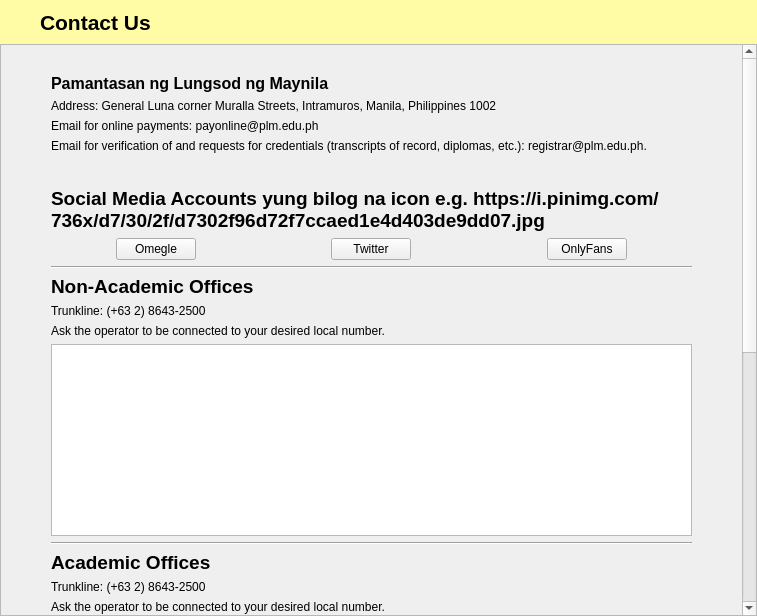
PeteCastle/SoftwareDesignCaseStudy, file informationwindowcontactus.ui: the form before one commit.
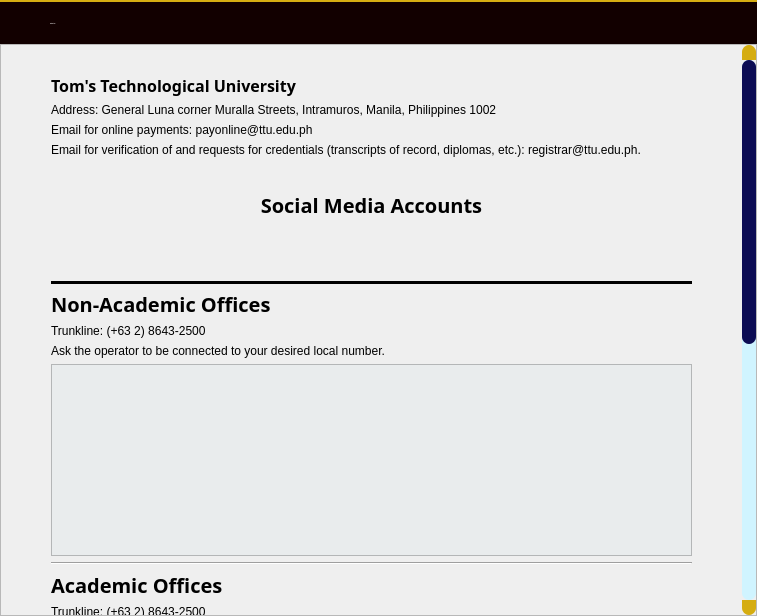
The form after the commit. Icons and pictures are not drawn.

```diff
--- a/informationwindowcontactus.ui
+++ b/informationwindowcontactus.ui
@@ -35,11 +35,18 @@
    <item>
     <widget class="QWidget" name="widget" native="true">
      <property name="styleSheet">
-      <string notr="true">background-color: rgb(255, 252, 165);</string>
+      <string notr="true">QWidget {
+	border-top:2px solid rgb(213, 173, 18);
+background-color: rgb(18, 0, 0);
+
+}</string>
      </property>
      <layout class="QHBoxLayout" name="horizontalLayout">
+      <property name="spacing">
+       <number>0</number>
+      </property>
       <property name="leftMargin">
-       <number>0</number>
+       <number>50</number>
       </property>
       <property name="topMargin">
        <number>0</number>
@@ -50,30 +57,24 @@
       <property name="bottomMargin">
        <number>0</number>
       </property>
-      <item>
-       <spacer name="horizontalSpacer">
-        <property name="orientation">
-         <enum>Qt::Horizontal</enum>
-        </property>
-        <property name="sizeType">
-         <enum>QSizePolicy::Fixed</enum>
-        </property>
-        <property name="sizeHint" stdset="0">
-         <size>
-          <width>40</width>
-          <height>20</height>
-         </size>
-        </property>
-       </spacer>
-      </item>
       <item>
        <widget class="QLabel" name="label">
         <property name="font">
          <font>
-          <pointsize>16</pointsize>
+          <family>Heebo</family>
+          <pointsize>-1</pointsize>
+          <italic>false</italic>
           <bold>true</bold>
          </font>
         </property>
+        <property name="styleSheet">
+         <string notr="true">QLabel {
+
+	color: rgb(255, 255, 255);
+font: bold 25px &quot;Heebo&quot;;
+
+}</string>
+        </property>
         <property name="text">
          <string>Contact Us</string>
         </property>
@@ -84,6 +85,65 @@
    </item>
    <item>
     <widget class="QScrollArea" name="scrollArea">
+     <property name="styleSheet">
+      <string notr="true">QScrollBar:vertical {
+border: none;
+	background-color: rgb(208, 244, 255);
+width: 14px;
+margin: 15px 0 15px 0;
+border-radius: 7px;
+}
+
+
+/* HANDLE BAR VERTICAL */
+QScrollBar::handle:vertical {
+	background-color: rgb(12, 12, 84);
+min-height: 30px;
+border-radius: 7px;
+}
+QScrollBar::handle:vertical:hover{
+background-color:rgb(28, 114, 206)
+}
+QScrollBar::handle:vertical:pressed {
+	background-color: rgb(8, 32, 59);
+}
+
+
+/* BTN TOP - SCROLLBAR */
+QScrollBar::sub-line:vertical {
+border: none;
+background-color: rgb(213, 173, 18);
+height: 15px;
+border-top-left-radius: 7px;
+border-top-right-radius: 7px;
+subcontrol-position: top;
+subcontrol-origin: margin;
+}
+QScrollBar::sub-line:vertical:hover {
+background-color: rgb(211, 213, 66);
+}
+QScrollBar::sub-line:vertical:pressed {
+	background-color: rgb(139, 111, 12);
+}
+
+
+/* BTN BOTTOM - SCROLLBAR */
+QScrollBar::add-line:vertical {
+border: none;
+background-color: rgb(213, 173, 18);
+height: 15px;
+border-bottom-left-radius: 7px;
+border-bottom-right-radius: 7px;
+subcontrol-position: bottom;
+subcontrol-origin: margin;
+}
+QScrollBar::add-line:vertical:hover {
+background-color: rgb(211, 213, 66);
+}
+QScrollBar::add-line:vertical:pressed {
+background-color: rgb(139, 111, 12);
+}</string>
+     </property>
      <property name="widgetResizable">
       <bool>true</bool>
      </property>
@@ -91,9 +151,9 @@
       <property name="geometry">
        <rect>
         <x>0</x>
-        <y>-146</y>
+        <y>-573</y>
         <width>741</width>
-        <height>1103</height>
+        <height>1143</height>
        </rect>
       </property>
       <layout class="QVBoxLayout" name="verticalLayout_2">
@@ -123,12 +183,18 @@
         <widget class="QLabel" name="label_2">
          <property name="font">
           <font>
+           <family>heebo</family>
            <pointsize>12</pointsize>
+           <italic>false</italic>
            <bold>true</bold>
           </font>
          </property>
+         <property name="styleSheet">
+          <string notr="true">Font: bold 12pt &quot;heebo&quot;;
+color: rgb(0,0,0);</string>
+         </property>
          <property name="text">
-          <string>Pamantasan ng Lungsod ng Maynila</string>
+          <string>Tom's Technological University</string>
          </property>
          <property name="alignment">
           <set>Qt::AlignLeading|Qt::AlignLeft|Qt::AlignVCenter</set>
@@ -136,79 +202,209 @@
          <property name="wordWrap">
           <bool>false</bool>
          </property>
+         <property name="textInteractionFlags">
+          <set>Qt::TextBrowserInteraction</set>
+         </property>
         </widget>
        </item>
        <item>
         <widget class="QLabel" name="label_3">
+         <property name="styleSheet">
+          <string notr="true">Font:  9pt &quot;heebo&quot;;
+color: rgb(0,0,0);</string>
+         </property>
          <property name="text">
           <string>Address: General Luna corner Muralla Streets, Intramuros, Manila, Philippines 1002</string>
          </property>
          <property name="wordWrap">
           <bool>true</bool>
          </property>
+         <property name="textInteractionFlags">
+          <set>Qt::TextBrowserInteraction</set>
+         </property>
         </widget>
        </item>
        <item>
         <widget class="QLabel" name="label_4">
+         <property name="styleSheet">
+          <string notr="true">Font:  9pt &quot;heebo&quot;;
+color: rgb(0,0,0);</string>
+         </property>
          <property name="text">
-          <string>Email for online payments: payonline@plm.edu.ph</string>
+          <string>Email for online payments: payonline@ttu.edu.ph</string>
          </property>
          <property name="wordWrap">
           <bool>true</bool>
          </property>
+         <property name="textInteractionFlags">
+          <set>Qt::TextBrowserInteraction</set>
+         </property>
         </widget>
        </item>
-       <item>
+       <item alignment="Qt::AlignTop">
         <widget class="QLabel" name="label_5">
+         <property name="styleSheet">
+          <string notr="true">Font:  9pt &quot;heebo&quot;;
+color: rgb(0,0,0);</string>
+         </property>
          <property name="text">
-          <string>Email for verification of and requests for credentials (transcripts of record, diplomas, etc.): registrar@plm.edu.ph. 
+          <string>Email for verification of and requests for credentials (transcripts of record, diplomas, etc.): registrar@ttu.edu.ph. 
 
 </string>
          </property>
          <property name="wordWrap">
           <bool>true</bool>
          </property>
+         <property name="textInteractionFlags">
+          <set>Qt::TextBrowserInteraction</set>
+         </property>
         </widget>
        </item>
        <item>
         <widget class="QLabel" name="label_8">
          <property name="font">
           <font>
-           <pointsize>14</pointsize>
+           <family>heebo</family>
+           <pointsize>15</pointsize>
+           <italic>false</italic>
            <bold>true</bold>
           </font>
          </property>
+         <property name="styleSheet">
+          <string notr="true">Font: bold 15pt &quot;heebo&quot;;
+color: rgb(0,0,0);</string>
+         </property>
          <property name="text">
-          <string>Social Media Accounts yung bilog na icon e.g. https://i.pinimg.com/736x/d7/30/2f/d7302f96d72f7ccaed1e4d403de9dd07.jpg</string>
+          <string>Social Media Accounts</string>
+         </property>
+         <property name="alignment">
+          <set>Qt::AlignCenter</set>
          </property>
          <property name="wordWrap">
           <bool>true</bool>
          </property>
+         <property name="textInteractionFlags">
+          <set>Qt::LinksAccessibleByKeyboard|Qt::LinksAccessibleByMouse|Qt::TextBrowserInteraction|Qt::TextSelectableByKeyboard|Qt::TextSelectableByMouse</set>
+         </property>
         </widget>
        </item>
        <item>
-        <layout class="QGridLayout" name="gridLayout">
+        <layout class="QGridLayout" name="gridLayout" rowstretch="0" columnstretch="0,0,0" rowminimumheight="0" columnminimumwidth="0,0,0">
          <property name="topMargin">
           <number>0</number>
          </property>
          <item row="0" column="2" alignment="Qt::AlignHCenter">
           <widget class="QPushButton" name="pushButton_3">
+           <property name="sizePolicy">
+            <sizepolicy hsizetype="Minimum" vsizetype="Minimum">
+             <horstretch>0</horstretch>
+             <verstretch>0</verstretch>
+            </sizepolicy>
+           </property>
+           <property name="minimumSize">
+            <size>
+             <width>50</width>
+             <height>50</height>
+            </size>
+           </property>
+           <property name="styleSheet">
+            <string notr="true">QPushButton{
+
+border-top:0px solid rgba(213, 173, 18,0);
+image: url(:/Icons/ProgramIcons/youtube.png);
+}
+QPushButton::hover{
+border-style: inset;
+background-color: rgba(255, 255, 255,50);
+color: rgb(213, 173, 18);
+
+}
+QPushButton::pressed{
+border: 2px solid rgb(0, 170, 0);
+}
+</string>
+           </property>
            <property name="text">
-            <string>OnlyFans</string>
+            <string/>
            </property>
           </widget>
          </item>
          <item row="0" column="1" alignment="Qt::AlignHCenter">
           <widget class="QPushButton" name="pushButton_2">
+           <property name="sizePolicy">
+            <sizepolicy hsizetype="Minimum" vsizetype="Minimum">
+             <horstretch>0</horstretch>
+             <verstretch>0</verstretch>
+            </sizepolicy>
+           </property>
+           <property name="minimumSize">
+            <size>
+             <width>50</width>
+             <height>50</height>
+            </size>
+           </property>
+           <property name="styleSheet">
+            <string notr="true">QPushButton{
+
+border-top:0px solid rgba(213, 173, 18,0);
+image: url(:/Icons/ProgramIcons/twitter.png);
+
+
+
+}
+QPushButton::hover{
+border-style: inset;
+background-color: rgba(255, 255, 255,50);
+color: rgb(213, 173, 18);
+
+}
+QPushButton::pressed{
+border: 2px solid rgb(0, 170, 0);
+}
+</string>
+           </property>
            <property name="text">
-            <string>Twitter</string>
+            <string/>
            </property>
           </widget>
          </item>
          <item row="0" column="0" alignment="Qt::AlignHCenter">
           <widget class="QPushButton" name="pushButton">
+           <property name="sizePolicy">
+            <sizepolicy hsizetype="Minimum" vsizetype="Minimum">
+             <horstretch>0</horstretch>
+             <verstretch>0</verstretch>
+            </sizepolicy>
+           </property>
+           <property name="minimumSize">
+            <size>
+             <width>50</width>
+             <height>50</height>
+            </size>
+           </property>
+           <property name="styleSheet">
+            <string notr="true">
+QPushButton{
+
+border-top:0px solid rgba(213, 173, 18,0);
+image: url(:/Icons/ProgramIcons/fb.png);
+
+
+
+}
+QPushButton::hover{
+border-style: inset;
+background-color: rgba(255, 255, 255,50);
+color: rgb(213, 173, 18);
+
+}
+QPushButton::pressed{
+border: 2px solid rgb(0, 170, 0);
+}
+</string>
+           </property>
            <property name="text">
-            <string>Omegle</string>
+            <string/>
            </property>
           </widget>
          </item>
@@ -216,6 +412,9 @@
        </item>
        <item>
         <widget class="Line" name="line">
+         <property name="styleSheet">
+          <string notr="true">background-color: rgb(0, 0, 0);</string>
+         </property>
          <property name="orientation">
           <enum>Qt::Horizontal</enum>
          </property>
@@ -225,31 +424,130 @@
         <widget class="QLabel" name="label_6">
          <property name="font">
           <font>
-           <pointsize>14</pointsize>
+           <family>heebo</family>
+           <pointsize>15</pointsize>
+           <italic>false</italic>
            <bold>true</bold>
           </font>
          </property>
+         <property name="styleSheet">
+          <string notr="true">Font: bold 15pt &quot;heebo&quot;;
+color: rgb(0,0,0);</string>
+         </property>
          <property name="text">
           <string>Non-Academic Offices</string>
          </property>
+         <property name="textInteractionFlags">
+          <set>Qt::LinksAccessibleByKeyboard|Qt::LinksAccessibleByMouse|Qt::TextBrowserInteraction|Qt::TextSelectableByKeyboard|Qt::TextSelectableByMouse</set>
+         </property>
         </widget>
        </item>
        <item>
         <widget class="QLabel" name="label_10">
+         <property name="styleSheet">
+          <string notr="true">Font: 12 pt &quot;heebo&quot;;
+color: rgb(0,0,0);</string>
+         </property>
          <property name="text">
           <string>Trunkline: (+63 2) 8643-2500</string>
          </property>
+         <property name="textInteractionFlags">
+          <set>Qt::LinksAccessibleByKeyboard|Qt::LinksAccessibleByMouse|Qt::TextBrowserInteraction|Qt::TextSelectableByKeyboard|Qt::TextSelectableByMouse</set>
+         </property>
         </widget>
        </item>
        <item>
         <widget class="QLabel" name="label_11">
+         <property name="styleSheet">
+          <string notr="true">Font: 12 pt &quot;heebo&quot;;
+color: rgb(0,0,0);</string>
+         </property>
          <property name="text">
           <string>Ask the operator to be connected to your desired local number.</string>
          </property>
+         <property name="textInteractionFlags">
+          <set>Qt::LinksAccessibleByKeyboard|Qt::LinksAccessibleByMouse|Qt::TextBrowserInteraction|Qt::TextSelectableByKeyboard|Qt::TextSelectableByMouse</set>
+         </property>
         </widget>
        </item>
        <item>
         <widget class="QTableView" name="NonAcadsTable">
+         <property name="styleSheet">
+          <string notr="true">QScrollBar:vertical {
+border: none;
+	background-color: rgb(208, 244, 255);
+width: 14px;
+margin: 15px 0 15px 0;
+border-radius: 7px;
+}
+
+
+/* HANDLE BAR VERTICAL */
+QScrollBar::handle:vertical {
+	background-color: rgb(12, 12, 84);
+min-height: 30px;
+border-radius: 7px;
+}
+QScrollBar::handle:vertical:hover{
+background-color:rgb(28, 114, 206)
+}
+QScrollBar::handle:vertical:pressed {
+	background-color: rgb(8, 32, 59);
+}
+
+
+/* BTN TOP - SCROLLBAR */
+QScrollBar::sub-line:vertical {
+border: none;
+background-color: rgb(213, 173, 18);
+height: 15px;
+border-top-left-radius: 7px;
+border-top-right-radius: 7px;
+subcontrol-position: top;
+subcontrol-origin: margin;
+}
+QScrollBar::sub-line:vertical:hover {
+background-color: rgb(211, 213, 66);
+}
+QScrollBar::sub-line:vertical:pressed {
+	background-color: rgb(139, 111, 12);
+}
+
+
+/* BTN BOTTOM - SCROLLBAR */
+QScrollBar::add-line:vertical {
+border: none;
+background-color: rgb(213, 173, 18);
+height: 15px;
+border-bottom-left-radius: 7px;
+border-bottom-right-radius: 7px;
+subcontrol-position: bottom;
+subcontrol-origin: margin;
+}
+QScrollBar::add-line:vertical:hover {
+background-color: rgb(211, 213, 66);
+}
+QScrollBar::add-line:vertical:pressed {
+background-color: rgb(139, 111, 12);
+}
+
+QTableView
+{
+    alternate-background-color: #1F1F1F;
+    background-color: #E9ECED;
+    gridline-color: rgb(208, 244, 255);;
+ 	color: rgb(0, 0, 0);
+	font: &quot;Heebo&quot;;
+}
+QTableView::item 
+{   
+ color: rgb(0, 0, 0);
+		
+}
+    
+
+</string>
+         </property>
          <property name="sortingEnabled">
           <bool>true</bool>
          </property>
@@ -278,34 +576,137 @@
         <widget class="QLabel" name="label_7">
          <property name="font">
           <font>
-           <pointsize>14</pointsize>
+           <family>heebo</family>
+           <pointsize>15</pointsize>
+           <italic>false</italic>
            <bold>true</bold>
           </font>
          </property>
+         <property name="styleSheet">
+          <string notr="true">Font: bold 15pt &quot;heebo&quot;;
+color: rgb(0,0,0);</string>
+         </property>
          <property name="text">
           <string>Academic Offices</string>
          </property>
+         <property name="textInteractionFlags">
+          <set>Qt::LinksAccessibleByKeyboard|Qt::LinksAccessibleByMouse|Qt::TextBrowserInteraction|Qt::TextSelectableByKeyboard|Qt::TextSelectableByMouse</set>
+         </property>
         </widget>
        </item>
        <item>
         <widget class="QLabel" name="label_12">
+         <property name="styleSheet">
+          <string notr="true">Font: 12 pt &quot;heebo&quot;;
+color: rgb(0,0,0);</string>
+         </property>
          <property name="text">
           <string>Trunkline: (+63 2) 8643-2500</string>
          </property>
+         <property name="textInteractionFlags">
+          <set>Qt::LinksAccessibleByKeyboard|Qt::LinksAccessibleByMouse|Qt::TextBrowserInteraction|Qt::TextSelectableByKeyboard|Qt::TextSelectableByMouse</set>
+         </property>
         </widget>
        </item>
        <item>
         <widget class="QLabel" name="label_13">
+         <property name="styleSheet">
+          <string notr="true">Font: 12 pt &quot;heebo&quot;;
+color: rgb(0,0,0);</string>
+         </property>
          <property name="text">
           <string>Ask the operator to be connected to your desired local number.</string>
          </property>
+         <property name="textInteractionFlags">
+          <set>Qt::LinksAccessibleByKeyboard|Qt::LinksAccessibleByMouse|Qt::TextBrowserInteraction|Qt::TextSelectableByKeyboard|Qt::TextSelectableByMouse</set>
+         </property>
         </widget>
        </item>
        <item>
-        <widget class="QTableView" name="AcadsTable"/>
+        <widget class="QTableView" name="AcadsTable">
+         <property name="styleSheet">
+          <string notr="true">QScrollBar:vertical {
+border: none;
+	background-color: rgb(208, 244, 255);
+width: 14px;
+margin: 15px 0 15px 0;
+border-radius: 7px;
+}
+
+
+/* HANDLE BAR VERTICAL */
+QScrollBar::handle:vertical {
+	background-color: rgb(12, 12, 84);
+min-height: 30px;
+border-radius: 7px;
+}
+QScrollBar::handle:vertical:hover{
+background-color:rgb(28, 114, 206)
+}
+QScrollBar::handle:vertical:pressed {
+	background-color: rgb(8, 32, 59);
+}
+
+
+/* BTN TOP - SCROLLBAR */
+QScrollBar::sub-line:vertical {
+border: none;
+background-color: rgb(213, 173, 18);
+height: 15px;
+border-top-left-radius: 7px;
+border-top-right-radius: 7px;
+subcontrol-position: top;
+subcontrol-origin: margin;
+}
+QScrollBar::sub-line:vertical:hover {
+background-color: rgb(211, 213, 66);
+}
+QScrollBar::sub-line:vertical:pressed {
+	background-color: rgb(139, 111, 12);
+}
+
+
+/* BTN BOTTOM - SCROLLBAR */
+QScrollBar::add-line:vertical {
+border: none;
+background-color: rgb(213, 173, 18);
+height: 15px;
+border-bottom-left-radius: 7px;
+border-bottom-right-radius: 7px;
+subcontrol-position: bottom;
+subcontrol-origin: margin;
+}
+QScrollBar::add-line:vertical:hover {
+background-color: rgb(211, 213, 66);
+}
+QScrollBar::add-line:vertical:pressed {
+background-color: rgb(139, 111, 12);
+}
+
+QTableView
+{
+    alternate-background-color: #1F1F1F;
+    background-color: #E9ECED;
+    gridline-color: rgb(208, 244, 255);;
+ 	color: rgb(0, 0, 0);
+	font: &quot;Heebo&quot;;
+}
+QTableView::item 
+{   
+ color: rgb(0, 0, 0);
+		
+}
+    
+
+</string>
+         </property>
+        </widget>
        </item>
        <item>
         <widget class="Line" name="line_3">
+         <property name="styleSheet">
+          <string notr="true">background-color: rgb(0, 0, 0);</string>
+         </property>
          <property name="orientation">
           <enum>Qt::Horizontal</enum>
          </property>
@@ -315,31 +716,131 @@
         <widget class="QLabel" name="label_9">
          <property name="font">
           <font>
-           <pointsize>14</pointsize>
+           <family>heebo</family>
+           <pointsize>15</pointsize>
+           <italic>false</italic>
            <bold>true</bold>
           </font>
          </property>
+         <property name="styleSheet">
+          <string notr="true">Font: bold 15pt &quot;heebo&quot;;
+color: rgb(0,0,0);</string>
+         </property>
          <property name="text">
           <string>Other Offices</string>
          </property>
+         <property name="textInteractionFlags">
+          <set>Qt::LinksAccessibleByKeyboard|Qt::LinksAccessibleByMouse|Qt::TextBrowserInteraction|Qt::TextSelectableByKeyboard|Qt::TextSelectableByMouse</set>
+         </property>
         </widget>
        </item>
        <item>
         <widget class="QLabel" name="label_14">
+         <property name="styleSheet">
+          <string notr="true">Font: 12 pt &quot;heebo&quot;;
+color: rgb(0,0,0);</string>
+         </property>
          <property name="text">
           <string>Trunkline: (+63 2) 8643-2500</string>
          </property>
+         <property name="textInteractionFlags">
+          <set>Qt::LinksAccessibleByKeyboard|Qt::LinksAccessibleByMouse|Qt::TextBrowserInteraction|Qt::TextSelectableByKeyboard|Qt::TextSelectableByMouse</set>
+         </property>
         </widget>
        </item>
        <item>
         <widget class="QLabel" name="label_15">
+         <property name="styleSheet">
+          <string notr="true">Font: 12 pt &quot;heebo&quot;;
+color: rgb(0,0,0);</string>
+         </property>
          <property name="text">
           <string>Ask the operator to be connected to your desired local number.</string>
          </property>
+         <property name="textInteractionFlags">
+          <set>Qt::LinksAccessibleByKeyboard|Qt::LinksAccessibleByMouse|Qt::TextBrowserInteraction|Qt::TextSelectableByKeyboard|Qt::TextSelectableByMouse</set>
+         </property>
         </widget>
        </item>
        <item>
-        <widget class="QTableView" name="OthersTable"/>
+        <widget class="QTableView" name="OthersTable">
+         <property name="styleSheet">
+          <string notr="true">QScrollBar:vertical {
+border: none;
+	background-color: rgb(208, 244, 255);
+width: 14px;
+margin: 15px 0 15px 0;
+border-radius: 7px;
+}
+
+
+/* HANDLE BAR VERTICAL */
+QScrollBar::handle:vertical {
+	background-color: rgb(12, 12, 84);
+min-height: 30px;
+border-radius: 7px;
+}
+QScrollBar::handle:vertical:hover{
+background-color:rgb(28, 114, 206)
+}
+QScrollBar::handle:vertical:pressed {
+	background-color: rgb(8, 32, 59);
+}
+
+
+/* BTN TOP - SCROLLBAR */
+QScrollBar::sub-line:vertical {
+border: none;
+background-color: rgb(213, 173, 18);
+height: 15px;
+border-top-left-radius: 7px;
+border-top-right-radius: 7px;
+subcontrol-position: top;
+subcontrol-origin: margin;
+}
+QScrollBar::sub-line:vertical:hover {
+background-color: rgb(211, 213, 66);
+}
+QScrollBar::sub-line:vertical:pressed {
+	background-color: rgb(139, 111, 12);
+}
+
+
+/* BTN BOTTOM - SCROLLBAR */
+QScrollBar::add-line:vertical {
+border: none;
+background-color: rgb(213, 173, 18);
+height: 15px;
+border-bottom-left-radius: 7px;
+border-bottom-right-radius: 7px;
+subcontrol-position: bottom;
+subcontrol-origin: margin;
+}
+QScrollBar::add-line:vertical:hover {
+background-color: rgb(211, 213, 66);
+}
+QScrollBar::add-line:vertical:pressed {
+background-color: rgb(139, 111, 12);
+}
+
+QTableView
+{
+    alternate-background-color: #1F1F1F;
+    background-color: #E9ECED;
+    gridline-color: rgb(208, 244, 255);;
+ 	color: rgb(0, 0, 0);
+	font: &quot;Heebo&quot;;
+}
+QTableView::item 
+{   
+ color: rgb(0, 0, 0);
+		
+}
+    
+
+</string>
+         </property>
+        </widget>
        </item>
       </layout>
      </widget>
```
